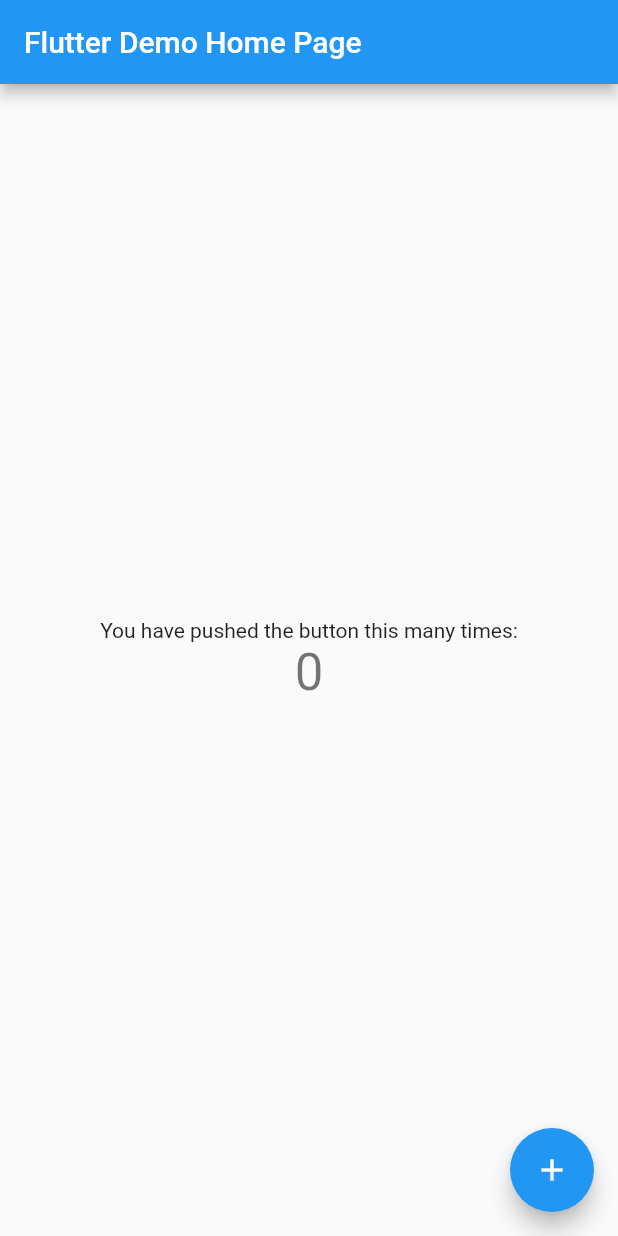
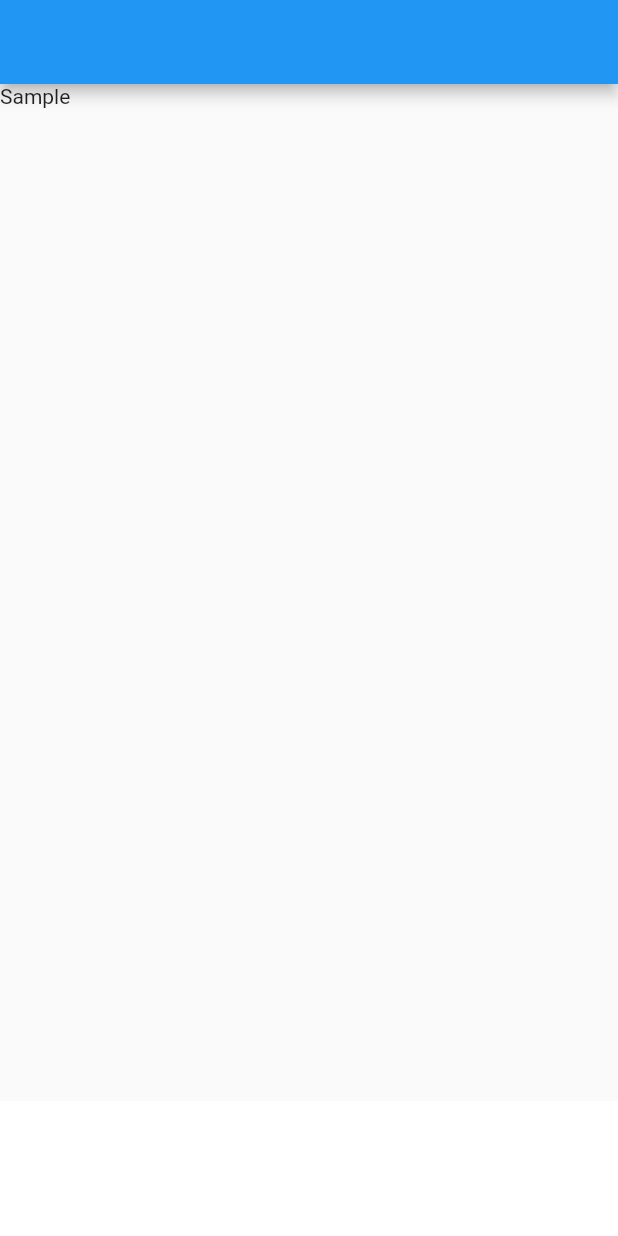
Before and after one commit to sehong12/valorant_helper, a Flutter app: the screen it shows after launch, on a phone screen of 412 x 824 dp. Run offline on Flutter 3.47's test engine with Material 2 defaults, Android fonts, the phone set to English and light mode, and no system bars; missing offline and left inert: firebase_admob; accounts and stored records are empty.

```diff
--- /dev/null
+++ b/lib/l10n/localization.dart
@@ -0,0 +1,44 @@
+import 'package:flutter/material.dart';
+import 'package:intl/intl.dart';
+import 'package:wolcen_guide/l10n/messages_all.dart';
+
+class AppLocalizations {
+  AppLocalizations(this.localeName);
+
+  static Future<AppLocalizations> load(Locale locale) {
+    final String name = locale.countryCode.isEmpty ? locale.languageCode : locale.toString();
+    final String localeName = Intl.canonicalizedLocale(name);
+
+    return initializeMessages(localeName).then((_) {
+      return AppLocalizations(localeName);
+    });
+  }
+
+  static AppLocalizations of(BuildContext context) {
+    return Localizations.of<AppLocalizations>(context, AppLocalizations);
+  }
+
+  final String localeName;
+
+  String get appTitle {
+    return Intl.message(
+      'WOLCEN GUIDE',
+      name: 'appTitle',
+      desc: 'Title for the application',
+      locale: localeName,
+    );
+  }
+}
+
+class AppLocalizationsDelegate extends LocalizationsDelegate<AppLocalizations> {
+  const AppLocalizationsDelegate();
+
+  @override
+  bool isSupported(Locale locale) => ['en', 'ko'].contains(locale.languageCode);
+
+  @override
+  Future<AppLocalizations> load(Locale locale) => AppLocalizations.load(locale);
+
+  @override
+  bool shouldReload(AppLocalizationsDelegate old) => false;
+}
--- a/lib/main.dart
+++ b/lib/main.dart
@@ -1,111 +1,121 @@
+import 'dart:io';
 import 'package:flutter/material.dart';
+import 'package:flutter_localizations/flutter_localizations.dart';
+import 'package:firebase_admob/firebase_admob.dart';
 
-void main() => runApp(MyApp());
+import 'package:wolcen_guide/screens/app_home.dart';
+import 'package:wolcen_guide/utils/route_generator.dart';
+import 'package:wolcen_guide/styles/main_theme.dart';
+import 'package:wolcen_guide/l10n/localization.dart';
 
-class MyApp extends StatelessWidget {
+
+void main() {
+  runApp(MainApp());
+
+  //Admob 광고 코드 설정부
+  const String admobAppId = "ca-app-pub-5924040435579261~4220470288"; //애드몹 앱ID 입력
+  FirebaseAdMob.instance.initialize(appId: admobAppId);
+}
+
+class MainApp extends StatelessWidget {
+
+  // static const String routeName = '/';
+
+  // 스마트배너 높이 확인 메소드
+  double getSmartBannerHeight(MediaQueryData mediaQuery) {
+    // 키보드 상태 체크
+    if (mediaQuery.viewInsets.bottom != 0) {
+      return 0.0;
+    }
+
+    // https://developers.google.com/admob/android/banner#smart_banners
+    if (Platform.isAndroid) {
+      if (mediaQuery.size.height > 720) return 90.0;
+      if (mediaQuery.size.height > 400) return 50.0;
+      return 32.0;
+    }
+    // https://developers.google.com/admob/ios/banner#smart_banners
+    // Smart Banners on iPhones have a height of 50 points in portrait and 32 points in landscape.
+    // On iPads, height is 90 points in both portrait and landscape.
+    if (Platform.isIOS) {
+      // TODO use https://pub.dartlang.org/packages/device_info to detect iPhone/iPad?
+      // if (iPad) return 90.0;
+      if (mediaQuery.orientation == Orientation.portrait) return 50.0;
+      return 32.0;
+    }
+
+    // No idea, just return a common value.
+    return 50.0;
+  }
+
   // This widget is the root of your application.
   @override
   Widget build(BuildContext context) {
+
+    // Admob 광고 삽입
+    BannerAd myBanner = BannerAd(
+      // Replace the testAdUnitId with an ad unit id from the AdMob dash.
+      // https://developers.google.com/admob/android/test-ads
+      // https://developers.google.com/admob/ios/test-ads
+      adUnitId:
+        "ca-app-pub-5924040435579261/5190238341", // Admob 광고단위ID 입력 (for test) BannerAd.testAdUnitId
+      size: AdSize.smartBanner,
+      // targetingInfo: targetingInfo,
+      listener: (MobileAdEvent event) {
+        print("BannerAd event is $event");
+      },
+    );
+
+    myBanner
+      // typically this happens well before the ad is shown
+      ..load()
+      ..show(
+        // Positions the banner ad 60 pixels from the bottom of the screen
+        anchorOffset: 0.0, //60.0,
+        // Positions the banner ad 10 pixels from the center of the screen to the right
+        horizontalCenterOffset: 0.0, //10.0,
+        // Banner Position
+        anchorType: AnchorType.bottom,
+      );
+
     return MaterialApp(
-      title: 'Flutter Demo',
-      theme: ThemeData(
-        // This is the theme of your application.
-        //
-        // Try running your application with "flutter run". You'll see the
-        // application has a blue toolbar. Then, without quitting the app, try
-        // changing the primarySwatch below to Colors.green and then invoke
-        // "hot reload" (press "r" in the console where you ran "flutter run",
-        // or simply save your changes to "hot reload" in a Flutter IDE).
-        // Notice that the counter didn't reset back to zero; the application
-        // is not restarted.
-        primarySwatch: Colors.blue,
-      ),
-      home: MyHomePage(title: 'Flutter Demo Home Page'),
+      // 라우팅
+      initialRoute: AppHome.routeName,
+      onGenerateRoute: RouteGenerator.generateRoute,
+      routes: {
+        AppHome.routeName: (context) => AppHome(title: AppLocalizations.of(context).appTitle),
+      },
+      // 디버깅 용도
+      showSemanticsDebugger: false,
+      debugShowMaterialGrid: false,
+      showPerformanceOverlay: false,
+      checkerboardOffscreenLayers: false,
+      debugShowCheckedModeBanner: false,
+      // 디버깅 끝
+      title: 'Cat Care Note',
+      // theme: ThemeData.dark(),
+      theme: CustomTheme.mainTheme,
+      localizationsDelegates: [
+        // ... app-specific localization delegate[s] here
+        const AppLocalizationsDelegate(),
+        GlobalMaterialLocalizations.delegate,
+        GlobalWidgetsLocalizations.delegate,
+        // GlobalCupertinoLocalizations.delegate,
+      ],
+      supportedLocales: [
+          const Locale('en', ''), // English
+          const Locale('ko', ''), // Korean
+        ],
+      // home: CatList(title: 'Cat Care Note'),
+      // Admob 배너광고부 화면 덮음 현상을 막기 위한 Builder
+      builder: (BuildContext context, Widget widget) {
+        var mediaQuery = MediaQuery.of(context);
+
+        return Padding(
+          child: widget,
+          padding: EdgeInsets.only(bottom: getSmartBannerHeight(mediaQuery)),
+        );
+      },
     );
   }
 }
-
-class MyHomePage extends StatefulWidget {
-  MyHomePage({Key key, this.title}) : super(key: key);
-
-  // This widget is the home page of your application. It is stateful, meaning
-  // that it has a State object (defined below) that contains fields that affect
-  // how it looks.
-
-  // This class is the configuration for the state. It holds the values (in this
-  // case the title) provided by the parent (in this case the App widget) and
-  // used by the build method of the State. Fields in a Widget subclass are
-  // always marked "final".
-
-  final String title;
-
-  @override
-  _MyHomePageState createState() => _MyHomePageState();
-}
-
-class _MyHomePageState extends State<MyHomePage> {
-  int _counter = 0;
-
-  void _incrementCounter() {
-    setState(() {
-      // This call to setState tells the Flutter framework that something has
-      // changed in this State, which causes it to rerun the build method below
-      // so that the display can reflect the updated values. If we changed
-      // _counter without calling setState(), then the build method would not be
-      // called again, and so nothing would appear to happen.
-      _counter++;
-    });
-  }
-
-  @override
-  Widget build(BuildContext context) {
-    // This method is rerun every time setState is called, for instance as done
-    // by the _incrementCounter method above.
-    //
-    // The Flutter framework has been optimized to make rerunning build methods
-    // fast, so that you can just rebuild anything that needs updating rather
-    // than having to individually change instances of widgets.
-    return Scaffold(
-      appBar: AppBar(
-        // Here we take the value from the MyHomePage object that was created by
-        // the App.build method, and use it to set our appbar title.
-        title: Text(widget.title),
-      ),
-      body: Center(
-        // Center is a layout widget. It takes a single child and positions it
-        // in the middle of the parent.
-        child: Column(
-          // Column is also a layout widget. It takes a list of children and
-          // arranges them vertically. By default, it sizes itself to fit its
-          // children horizontally, and tries to be as tall as its parent.
-          //
-          // Invoke "debug painting" (press "p" in the console, choose the
-          // "Toggle Debug Paint" action from the Flutter Inspector in Android
-          // Studio, or the "Toggle Debug Paint" command in Visual Studio Code)
-          // to see the wireframe for each widget.
-          //
-          // Column has various properties to control how it sizes itself and
-          // how it positions its children. Here we use mainAxisAlignment to
-          // center the children vertically; the main axis here is the vertical
-          // axis because Columns are vertical (the cross axis would be
-          // horizontal).
-          mainAxisAlignment: MainAxisAlignment.center,
-          children: <Widget>[
-            Text(
-              'You have pushed the button this many times:',
-            ),
-            Text(
-              '$_counter',
-              style: Theme.of(context).textTheme.display1,
-            ),
-          ],
-        ),
-      ),
-      floatingActionButton: FloatingActionButton(
-        onPressed: _incrementCounter,
-        tooltip: 'Increment',
-        child: Icon(Icons.add),
-      ), // This trailing comma makes auto-formatting nicer for build methods.
-    );
-  }
-}
--- /dev/null
+++ b/lib/screens/app_home.dart
@@ -0,0 +1,18 @@
+import 'package:flutter/cupertino.dart';
+import 'package:flutter/material.dart';
+
+class AppHome extends StatelessWidget {
+  static const String routeName = '/';
+  final String title;
+  AppHome({Key key, this.title}) : super(key: key);
+
+  @override
+  Widget build(BuildContext context) {
+    // TODO: implement build
+    return Scaffold(
+      appBar: AppBar(),
+      body: Text('Sample')
+    );
+  }
+
+}
--- /dev/null
+++ b/lib/styles/main_theme.dart
@@ -0,0 +1,72 @@
+
+import 'package:flutter/material.dart';
+
+class CustomTheme {
+  // 칼라 팔레트 정의
+  static final Color primaryColor = const Color(0XFF594031);
+
+  static final mainTheme = ThemeData(
+    // fontFamily: 'Jalnan', //'TmonTium', 'BMHANNA','NotoSansKR',
+    // // Color Settings..
+    // primaryColor: primaryColor,
+    // primaryColorDark: const Color(0XFF8C7161), //CircleAvatar background #8C7161
+    // primaryColorLight: const Color(0XFFF2ECE9),
+    // canvasColor: Colors.white,
+    // cursorColor: Colors.black,
+    // backgroundColor: const Color(0XFFBFB2AA),
+
+    // cardTheme: CardTheme(
+    //   color: const Color(0XFFF2ECE9)
+    // ),
+    // textTheme: TextTheme(
+    //     title: TextStyle(
+    //       color: primaryColor,
+    //     )
+    //   ),
+    // appBarTheme: AppBarTheme(
+    //   textTheme: TextTheme(
+    //     title: TextStyle(
+    //       fontFamily: 'Jalnan',
+    //       fontSize: 20.0,
+    //       color: primaryColor,
+    //     )
+    //   ),
+    //   iconTheme: IconThemeData(
+    //     color: primaryColor
+    //   ),
+    //   actionsIconTheme: IconThemeData(
+    //     color: primaryColor
+    //   ),
+    // ),
+    // floatingActionButtonTheme: FloatingActionButtonThemeData(
+    //   backgroundColor: primaryColor
+    // ),
+    // sliderTheme: SliderThemeData(
+    //   activeTickMarkColor: primaryColor,
+    //   activeTrackColor: const Color(0XFFBFB2AA),
+    //   valueIndicatorColor: primaryColor,
+    //   thumbColor: primaryColor,
+    //   inactiveTrackColor: Colors.brown[50],
+    //   inactiveTickMarkColor: Colors.brown[100],
+    // ),
+    // pageTransitionsTheme: PageTransitionsTheme(
+    //   // TODO PageTransitionsBuilder 수정 필요
+    //   builders: {
+    //     TargetPlatform.android: CupertinoPageTransitionsBuilder(),
+    //     TargetPlatform.iOS: CupertinoPageTransitionsBuilder(),
+    //   }
+    // ),
+  );
+
+  static final appBarGradient = LinearGradient(
+    colors: [
+      // const Color(0xFFD97925),
+      // const Color(0xFFF2BF91),
+      const Color(0xFFFFFFFF),
+      const Color(0xFFFFFFFF),
+    ],
+    begin: const FractionalOffset(0.0, 0.0),
+    end: const FractionalOffset(1.0, 0.0),
+    stops: [0.0, 1.0],
+    tileMode: TileMode.clamp);
+}
```
Also changed, not shown: lib/l10n/intl_en.arb (added, +9 -0 lines), lib/l10n/intl_ko.arb (added, +9 -0 lines), lib/l10n/intl_messages.arb (added, +9 -0 lines), lib/l10n/messages_all.dart (added, +63 -0 lines), lib/l10n/messages_messages.dart (added, +26 -0 lines), lib/utils/route_generator.dart (added, +52 -0 lines), pubspec.yaml (+17 -1 lines), pubspec.lock, 4 other files.
